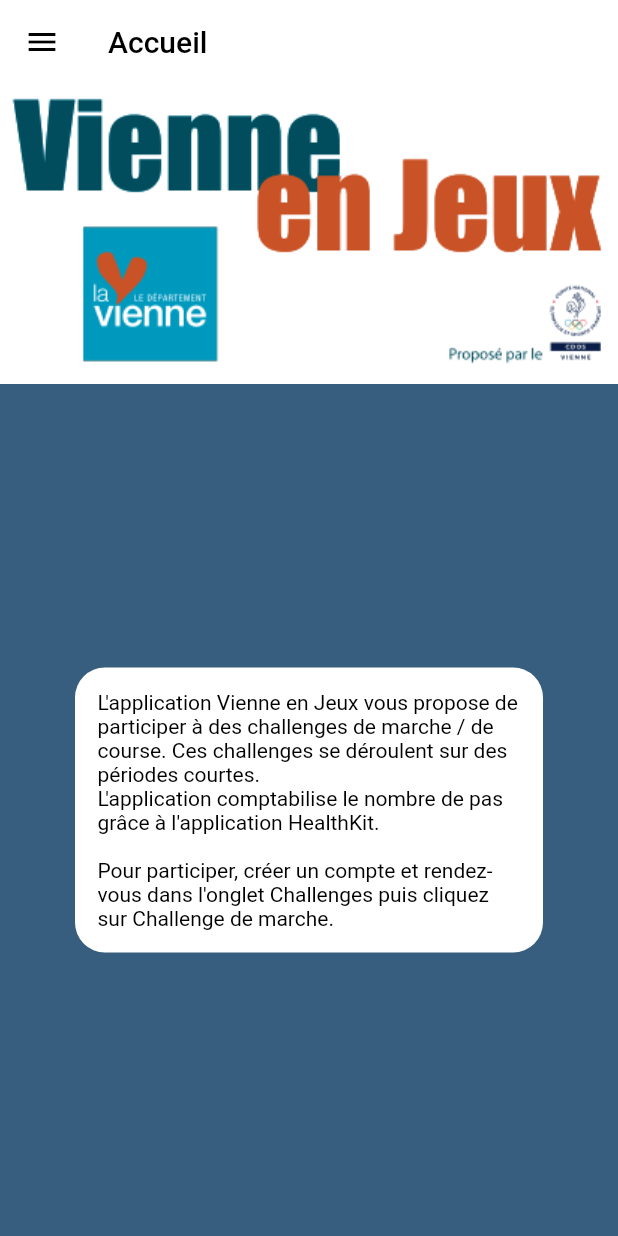
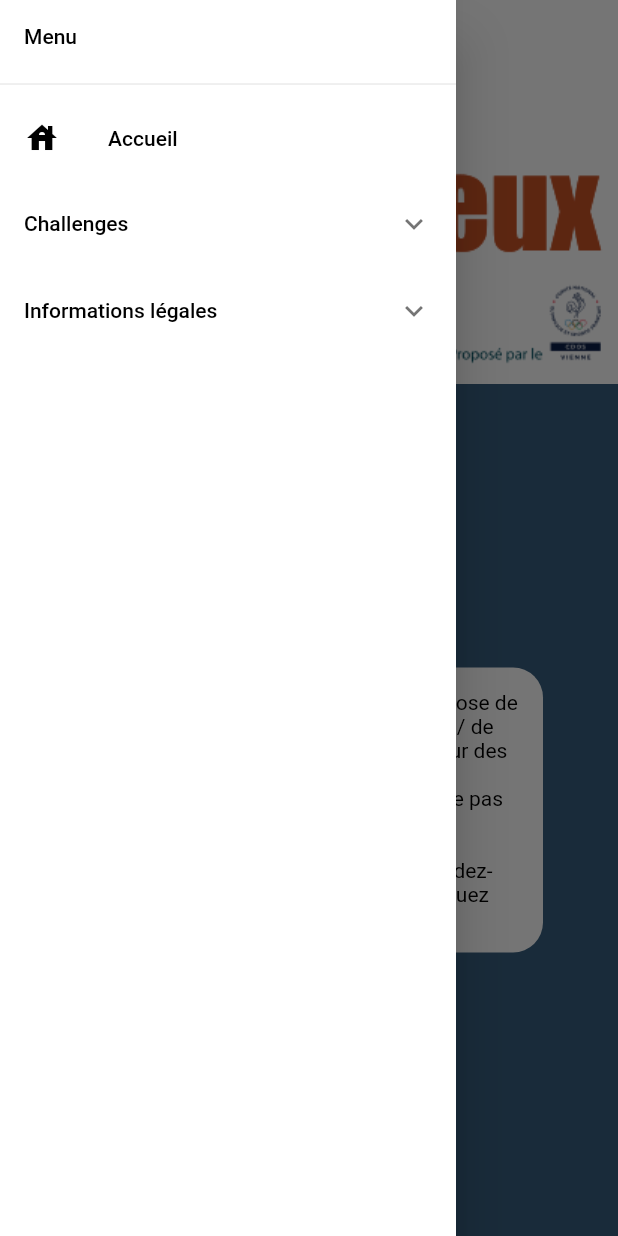
Before and after one commit to damienarrive/vienne_en_jeux, a Flutter app: the screen it shows after launch, with the side drawer open (before the commit the screen has no drawer), on a phone screen of 412 x 824 dp. Run offline on Flutter 3.47's test engine with Material 2 defaults, Android fonts, the light colour scheme and no system bars.

Commit message:
Menu de navigation
Ajout d'un widget menu de navigation sans navigation possible pour l'instant.

```diff
--- a/lib/main.dart
+++ b/lib/main.dart
@@ -1,4 +1,5 @@
 import 'package:flutter/material.dart';
+import 'package:vienne_en_jeux/widget/navigation_drawer_widget.dart';
 // import 'package:scaffold_gradient_background/scaffold_gradient_background.dart';
 
 void main() {
@@ -23,8 +24,6 @@
 
 class MyApp extends StatelessWidget {
   const MyApp({super.key});
-
-  // This widget is the root of your application.
   @override
   Widget build(BuildContext context) {
     return MaterialApp(
@@ -45,14 +44,38 @@
         primarySwatch: white,
         scaffoldBackgroundColor: const Color(0xFF375E7E),
       ),
-      // home: const MyHomePage(title: 'HomePage'),
+      home: MainPage(),
+    );
+  }
+}
+
+class MainPage extends StatefulWidget {
+  const MainPage({super.key});
+
+  @override
+  _MainPageState createState() => _MainPageState();
+}
+
+class _MainPageState extends State<MainPage> {
+  // This widget is the root of your application.
+  @override
+  Widget build(BuildContext context) {
+    return MaterialApp(
+      title: 'Accueil',
+      theme: ThemeData(
+        textTheme: Theme.of(context)
+            .textTheme
+            .apply(bodyColor: Colors.black, displayColor: Colors.black),
+        // This is the theme of your application.
+        primarySwatch: white,
+        scaffoldBackgroundColor: const Color(0xFF375E7E),
+      ),
       home: Scaffold(
+        drawer: NavigationDrawerWidget(),
         appBar: AppBar(
-            title: const Text('Accueil'),
-            elevation: 0,
-            leading: IconButton(
-                onPressed: () {},
-                icon: const Icon(Icons.menu, color: Colors.black))),
+          title: const Text('Accueil'),
+          elevation: 0,
+        ),
         body: Column(
           children: [
             Container(
--- /dev/null
+++ b/lib/widget/navigation_drawer_widget.dart
@@ -0,0 +1,80 @@
+import 'package:flutter/material.dart';
+
+class NavigationDrawerWidget extends StatelessWidget {
+  final padding = EdgeInsets.symmetric(horizontal: 20);
+
+  NavigationDrawerWidget({super.key});
+  @override
+  Widget build(BuildContext context) {
+    return Drawer(
+      child: Material(
+        color: Colors.white,
+        child: ListView(
+          children: <Widget>[
+            const SizedBox(
+              height: 64.0,
+              child: DrawerHeader(
+                child: Text('Menu'),
+              ),
+            ),
+            ListTile(
+              leading: const Icon(Icons.house, color: Colors.black),
+              title: const Text('Accueil'),
+              onTap: () {
+                // Update the state of the app.
+                // ...
+              },
+            ),
+            ExpansionTile(
+              textColor: Colors.grey,
+              childrenPadding: EdgeInsets.only(left: 30),
+              title: Text("Challenges"),
+              children: <Widget>[
+                ListTile(
+                  leading:
+                      const Icon(Icons.directions_run, color: Colors.black),
+                  title: const Text('Challenge de marche'),
+                  onTap: () {
+                    // Update the state of the app.
+                    // ...
+                  },
+                ),
+              ],
+            ),
+            ExpansionTile(
+              textColor: Colors.grey,
+              childrenPadding: const EdgeInsets.only(left: 30),
+              title: Text("Informations légales"),
+              children: <Widget>[
+                ListTile(
+                  leading: const Icon(Icons.info),
+                  title: const Text("Conditions d'utilisation"),
+                  onTap: () {
+                    // Update the state of the app.
+                    // ...
+                  },
+                ),
+                ListTile(
+                  leading: const Icon(Icons.info),
+                  title: const Text("Politique de confidentialité"),
+                  onTap: () {
+                    // Update the state of the app.
+                    // ...
+                  },
+                ),
+                ListTile(
+                  leading: const Icon(Icons.info),
+                  title: const Text("Mentions légales"),
+                  onTap: () {
+                    // Update the state of the app.
+                    // ...
+                  },
+                ),
+              ],
+            )
+          ],
+        ),
+      ),
+    );
+  }
+}
```
